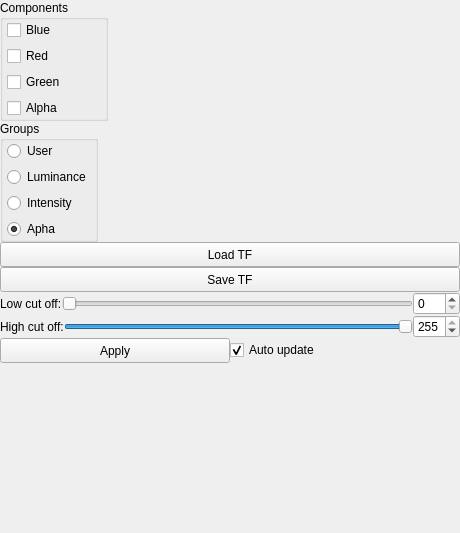
This is TransferFunctionWidget.ui in ma-tech/WlzQtApps as Qt 5 draws it before an edit. The edited form follows.
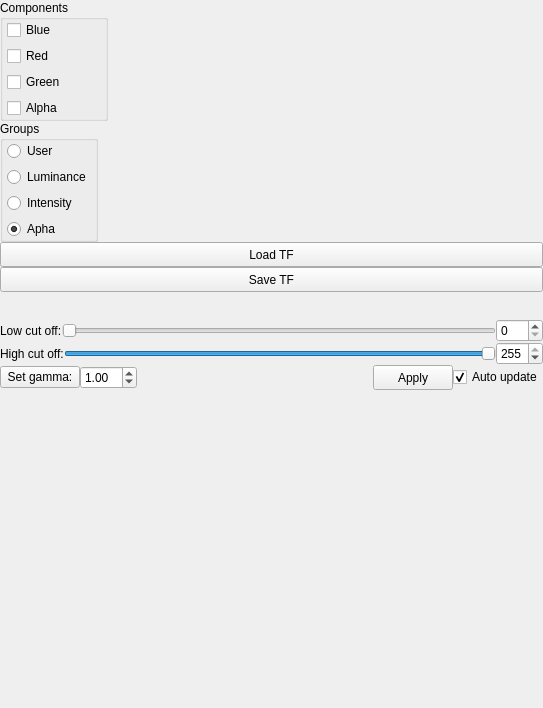
This is the edited form.

Commit message: Added Gamma button

The edit to the form file:
```diff
--- a/TransferFunctionWidget.ui
+++ b/TransferFunctionWidget.ui
@@ -6,8 +6,8 @@
    <rect>
     <x>0</x>
     <y>0</y>
-    <width>460</width>
-    <height>533</height>
+    <width>543</width>
+    <height>708</height>
    </rect>
   </property>
   <property name="sizePolicy">
@@ -18,8 +18,8 @@
   </property>
   <property name="minimumSize">
    <size>
-    <width>450</width>
-    <height>533</height>
+    <width>543</width>
+    <height>708</height>
    </size>
   </property>
   <property name="maximumSize">
@@ -287,6 +287,39 @@
     </item>
     <item>
      <layout class="QHBoxLayout" name="horizontalLayout_5">
+      <item>
+       <widget class="QPushButton" name="pushButtonGamma">
+        <property name="text">
+         <string>Set gamma:</string>
+        </property>
+       </widget>
+      </item>
+      <item>
+       <widget class="QDoubleSpinBox" name="doubleSpinBoxGamma">
+        <property name="maximum">
+         <double>10.000000000000000</double>
+        </property>
+        <property name="singleStep">
+         <double>0.010000000000000</double>
+        </property>
+        <property name="value">
+         <double>1.000000000000000</double>
+        </property>
+       </widget>
+      </item>
+      <item>
+       <spacer name="horizontalSpacer">
+        <property name="orientation">
+         <enum>Qt::Horizontal</enum>
+        </property>
+        <property name="sizeHint" stdset="0">
+         <size>
+          <width>40</width>
+          <height>20</height>
+         </size>
+        </property>
+       </spacer>
+      </item>
       <item>
        <widget class="QPushButton" name="pushButtonUpdate">
         <property name="minimumSize">
```
The commit also changes 2 other files.
